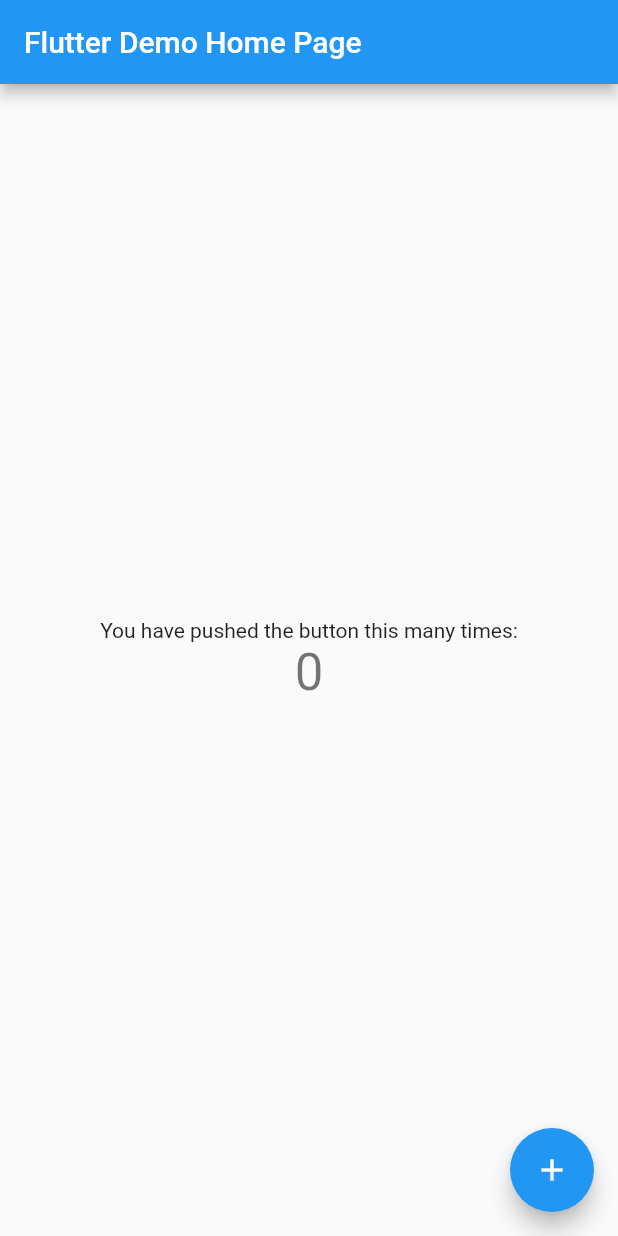
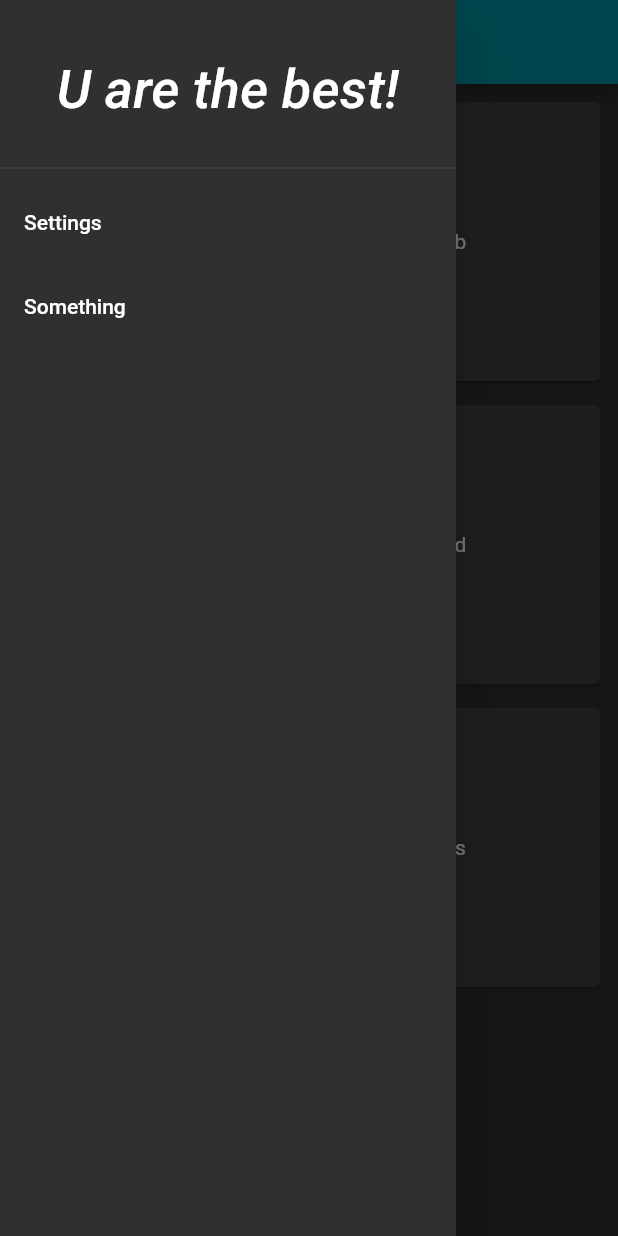
Before and after one commit to jaanonim/Homework, a Flutter app: the screen it shows after launch, with the side drawer open (before the commit the screen has no drawer), on a phone screen of 412 x 824 dp. Run offline on Flutter 3.47's test engine with Material 2 defaults, Android fonts, the light colour scheme and no system bars; Roboto replaces fonts that are missing (Hind).

Commit message:
setting up menu and home page

```diff
--- /dev/null
+++ b/lib/components/menu.dart
@@ -0,0 +1,35 @@
+import 'package:flutter/material.dart';
+
+class Menu extends StatelessWidget {
+  @override
+  Widget build(BuildContext context) {
+    return Drawer(
+      child: ListView(
+        padding: EdgeInsets.zero,
+        children: <Widget>[
+          SizedBox(
+            height: 120.0,
+            child: DrawerHeader(
+              child: Center(
+                child: Text('U are the best!',
+                    style: Theme.of(context).textTheme.headline6
+                ),
+              ),
+            ),
+          ),
+          ListTile(
+            title: Text('Settings'),
+            onTap: () {
+              Navigator.pushNamed(context, "/settings");
+            },
+          ),
+          ListTile(
+            title: Text('Something'),
+            onTap: () {
+            },
+          ),
+        ],
+      ),
+    );
+  }
+}
--- a/lib/main.dart
+++ b/lib/main.dart
@@ -1,117 +1,16 @@
 import 'package:flutter/material.dart';
+import 'package:homework/screens/home.dart';
+import 'package:homework/screens/settings.dart';
+import 'package:homework/theme/style.dart';
 
 void main() {
-  runApp(MyApp());
+  runApp(MaterialApp(
+    title: 'homework',
+    theme: MainTheme().theme,
+    //initialRoute: '/home',
+    routes: {
+      '/': (context) =>Home(),
+      '/settings': (context) =>Settings(),
+    },
+  ));
 }
-
-class MyApp extends StatelessWidget {
-  // This widget is the root of your application.
-  @override
-  Widget build(BuildContext context) {
-    return MaterialApp(
-      title: 'Flutter Demo',
-      theme: ThemeData(
-        // This is the theme of your application.
-        //
-        // Try running your application with "flutter run". You'll see the
-        // application has a blue toolbar. Then, without quitting the app, try
-        // changing the primarySwatch below to Colors.green and then invoke
-        // "hot reload" (press "r" in the console where you ran "flutter run",
-        // or simply save your changes to "hot reload" in a Flutter IDE).
-        // Notice that the counter didn't reset back to zero; the application
-        // is not restarted.
-        primarySwatch: Colors.blue,
-        // This makes the visual density adapt to the platform that you run
-        // the app on. For desktop platforms, the controls will be smaller and
-        // closer together (more dense) than on mobile platforms.
-        visualDensity: VisualDensity.adaptivePlatformDensity,
-      ),
-      home: MyHomePage(title: 'Flutter Demo Home Page'),
-    );
-  }
-}
-
-class MyHomePage extends StatefulWidget {
-  MyHomePage({Key key, this.title}) : super(key: key);
-
-  // This widget is the home page of your application. It is stateful, meaning
-  // that it has a State object (defined below) that contains fields that affect
-  // how it looks.
-
-  // This class is the configuration for the state. It holds the values (in this
-  // case the title) provided by the parent (in this case the App widget) and
-  // used by the build method of the State. Fields in a Widget subclass are
-  // always marked "final".
-
-  final String title;
-
-  @override
-  _MyHomePageState createState() => _MyHomePageState();
-}
-
-class _MyHomePageState extends State<MyHomePage> {
-  int _counter = 0;
-
-  void _incrementCounter() {
-    setState(() {
-      // This call to setState tells the Flutter framework that something has
-      // changed in this State, which causes it to rerun the build method below
-      // so that the display can reflect the updated values. If we changed
-      // _counter without calling setState(), then the build method would not be
-      // called again, and so nothing would appear to happen.
-      _counter++;
-    });
-  }
-
-  @override
-  Widget build(BuildContext context) {
-    // This method is rerun every time setState is called, for instance as done
-    // by the _incrementCounter method above.
-    //
-    // The Flutter framework has been optimized to make rerunning build methods
-    // fast, so that you can just rebuild anything that needs updating rather
-    // than having to individually change instances of widgets.
-    return Scaffold(
-      appBar: AppBar(
-        // Here we take the value from the MyHomePage object that was created by
-        // the App.build method, and use it to set our appbar title.
-        title: Text(widget.title),
-      ),
-      body: Center(
-        // Center is a layout widget. It takes a single child and positions it
-        // in the middle of the parent.
-        child: Column(
-          // Column is also a layout widget. It takes a list of children and
-          // arranges them vertically. By default, it sizes itself to fit its
-          // children horizontally, and tries to be as tall as its parent.
-          //
-          // Invoke "debug painting" (press "p" in the console, choose the
-          // "Toggle Debug Paint" action from the Flutter Inspector in Android
-          // Studio, or the "Toggle Debug Paint" command in Visual Studio Code)
-          // to see the wireframe for each widget.
-          //
-          // Column has various properties to control how it sizes itself and
-          // how it positions its children. Here we use mainAxisAlignment to
-          // center the children vertically; the main axis here is the vertical
-          // axis because Columns are vertical (the cross axis would be
-          // horizontal).
-          mainAxisAlignment: MainAxisAlignment.center,
-          children: <Widget>[
-            Text(
-              'You have pushed the button this many times:',
-            ),
-            Text(
-              '$_counter',
-              style: Theme.of(context).textTheme.headline4,
-            ),
-          ],
-        ),
-      ),
-      floatingActionButton: FloatingActionButton(
-        onPressed: _incrementCounter,
-        tooltip: 'Increment',
-        child: Icon(Icons.add),
-      ), // This trailing comma makes auto-formatting nicer for build methods.
-    );
-  }
-}
--- /dev/null
+++ b/lib/models/homeworkItem.dart
@@ -0,0 +1,7 @@
+class HomeworkItem{
+
+  String title;
+
+  HomeworkItem({this.title});
+
+}
--- /dev/null
+++ b/lib/screens/home.dart
@@ -0,0 +1,41 @@
+import 'package:flutter/material.dart';
+import 'package:homework/components/menu.dart';
+import 'package:homework/models/homeworkItem.dart';
+
+class Home extends StatefulWidget {
+  @override
+  _HomeState createState() => _HomeState();
+}
+
+class _HomeState extends State<Home> {
+  List<HomeworkItem> homeworks = [
+    HomeworkItem(title: "a"),
+    HomeworkItem(title: "b"),
+    HomeworkItem(title: "c"),
+    HomeworkItem(title: "d"),
+    HomeworkItem(title: "g"),
+    HomeworkItem(title: "s"),
+  ];
+
+  @override
+  Widget build(BuildContext context) {
+    return Scaffold(
+      appBar: AppBar(
+        title: Text("homework"),
+        centerTitle: true,
+      ),
+      drawer: Menu(),
+      body: GridView.count(
+        crossAxisCount: 2,
+        mainAxisSpacing: 8,
+        crossAxisSpacing: 8,
+        padding: const EdgeInsets.all(8),
+        children: homeworks.map<Widget>((obj){
+          return Card(
+            child: Center(child: Text(obj.title)),
+          );
+        }).toList()
+      ),
+    );
+  }
+}
--- /dev/null
+++ b/lib/screens/settings.dart
@@ -0,0 +1,18 @@
+import 'package:flutter/material.dart';
+
+class Settings extends StatefulWidget {
+  @override
+  _SettingsState createState() => _SettingsState();
+}
+
+class _SettingsState extends State<Settings> {
+  @override
+  Widget build(BuildContext context) {
+    return Scaffold(
+      appBar: AppBar(
+        title: Text("Settings"),
+        centerTitle: true,
+      ),
+    );
+  }
+}
```
Also changed, not shown: lib/theme/style.dart (added, +21 -0 lines), 2 other files.
